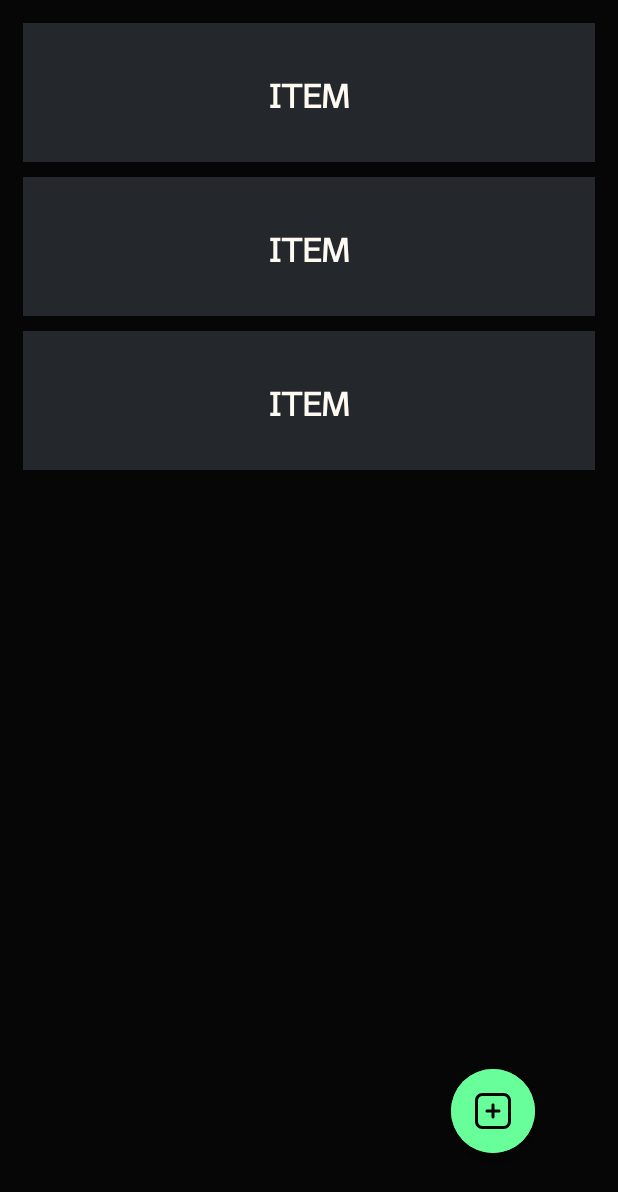
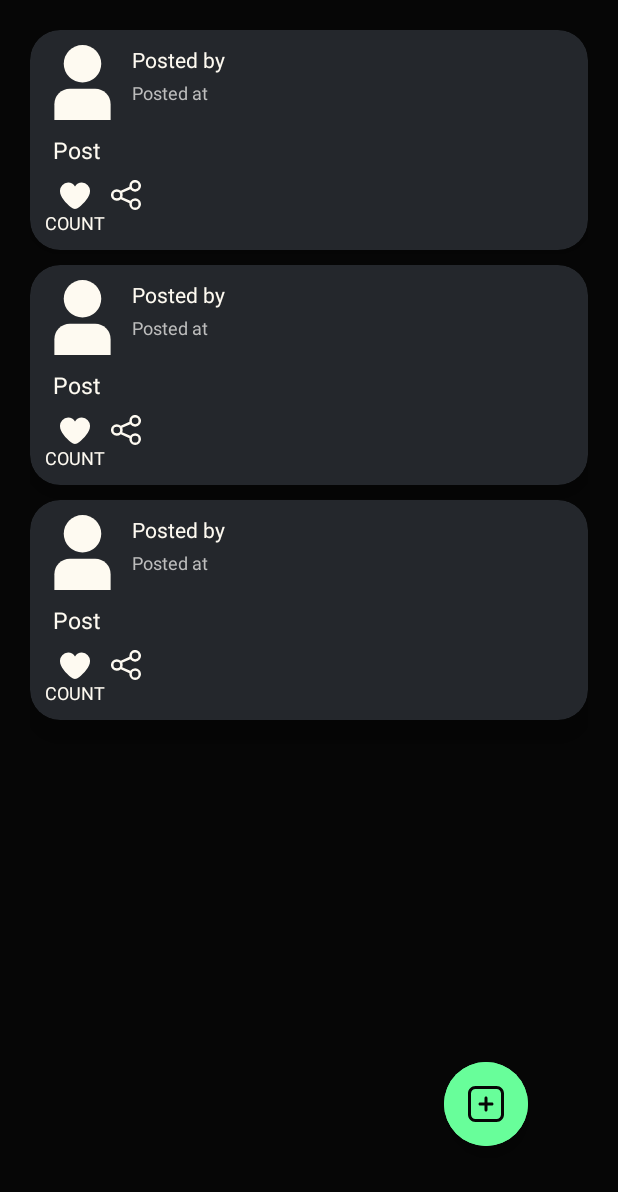
Before and after one commit to keshriAyushh/Socialize, an Android app: the layout fragment_posts.xml on its own in the app's theme, with its tools: preview values and no code run, on a phone screen of 412 x 824 dp. Shown: the top 1192 px of the screen. Run offline under Robolectric (Android 15) with nearby library versions, the phone set to English and light mode, and no system bars.

Commit message:
Posts fragment complete, except sharing of posts  and profile picture display

```diff
--- a/app/build.gradle
+++ b/app/build.gradle
@@ -50,7 +50,10 @@ dependencies {
     implementation 'com.google.firebase:firebase-firestore'
     implementation 'com.google.firebase:firebase-database-ktx'
     implementation 'com.google.firebase:firebase-storage-ktx'
+    implementation 'com.google.firebase:firebase-database'
     implementation 'com.google.firebase:firebase-auth-ktx'
+    implementation 'com.firebaseui:firebase-ui-firestore:8.0.2'
+    implementation 'com.firebaseui:firebase-ui-database:8.0.2'
 
     testImplementation 'junit:junit:4.13.2'
     androidTestImplementation 'androidx.test.ext:junit:1.1.5'
--- /dev/null
+++ b/app/src/main/res/drawable/heart.xml
@@ -0,0 +1,4 @@
+<vector android:height="20dp" android:viewportHeight="24"
+    android:viewportWidth="24" android:width="20dp" xmlns:android="http://schemas.android.com/apk/res/android">
+    <path android:fillColor="@color/white" android:pathData="M17.5,1.917a6.4,6.4 0,0 0,-5.5 3.3,6.4 6.4,0 0,0 -5.5,-3.3A6.8,6.8 0,0 0,0 8.967c0,4.547 4.786,9.513 8.8,12.88a4.974,4.974 0,0 0,6.4 0C19.214,18.48 24,13.514 24,8.967A6.8,6.8 0,0 0,17.5 1.917Z"/>
+</vector>
--- /dev/null
+++ b/app/src/main/res/drawable/heart2.xml
@@ -0,0 +1,4 @@
+<vector android:height="20dp" android:viewportHeight="24"
+    android:viewportWidth="24" android:width="20dp" xmlns:android="http://schemas.android.com/apk/res/android">
+    <path android:fillColor="@color/red" android:pathData="M17.5,1.917a6.4,6.4 0,0 0,-5.5 3.3,6.4 6.4,0 0,0 -5.5,-3.3A6.8,6.8 0,0 0,0 8.967c0,4.547 4.786,9.513 8.8,12.88a4.974,4.974 0,0 0,6.4 0C19.214,18.48 24,13.514 24,8.967A6.8,6.8 0,0 0,17.5 1.917Z"/>
+</vector>
--- /dev/null
+++ b/app/src/main/res/drawable/heart_selector.xml
@@ -0,0 +1,5 @@
+<?xml version="1.0" encoding="utf-8"?>
+<selector xmlns:android="http://schemas.android.com/apk/res/android">
+    <item android:state_checked="true" android:drawable="@drawable/heart2"/>
+    <item android:state_checked="false" android:drawable="@drawable/heart"/>
+</selector>
--- /dev/null
+++ b/app/src/main/res/drawable/share.xml
@@ -0,0 +1,4 @@
+<vector android:height="20dp" android:viewportHeight="24"
+    android:viewportWidth="24" android:width="20dp" xmlns:android="http://schemas.android.com/apk/res/android">
+    <path android:fillColor="#FF000000" android:pathData="M19.333,14.667a4.66,4.66 0,0 0,-3.839 2.024L8.985,13.752a4.574,4.574 0,0 0,0.005 -3.488l6.5,-2.954a4.66,4.66 0,1 0,-0.827 -2.643,4.633 4.633,0 0,0 0.08,0.786L7.833,8.593a4.668,4.668 0,1 0,-0.015 6.827l6.928,3.128a4.736,4.736 0,0 0,-0.079 0.785,4.667 4.667,0 1,0 4.666,-4.666ZM19.333,2a2.667,2.667 0,1 1,-2.666 2.667A2.669,2.669 0,0 1,19.333 2ZM4.667,14.667A2.667,2.667 0,1 1,7.333 12,2.67 2.67,0 0,1 4.667,14.667ZM19.333,22A2.667,2.667 0,1 1,22 19.333,2.669 2.669,0 0,1 19.333,22Z"/>
+</vector>
--- a/app/src/main/res/layout/fragment_posts.xml
+++ b/app/src/main/res/layout/fragment_posts.xml
@@ -5,7 +5,7 @@
     android:layout_width="match_parent"
     android:layout_height="match_parent"
     android:background="@color/black"
-    android:padding="15dp"
+    android:padding="20dp"
     tools:context=".fragments.PostsFragment">
 
     <androidx.recyclerview.widget.RecyclerView
--- a/app/src/main/res/layout/post_item.xml
+++ b/app/src/main/res/layout/post_item.xml
@@ -1,23 +1,101 @@
 <?xml version="1.0" encoding="utf-8"?>
-<androidx.constraintlayout.widget.ConstraintLayout xmlns:android="http://schemas.android.com/apk/res/android"
+<androidx.cardview.widget.CardView xmlns:android="http://schemas.android.com/apk/res/android"
     xmlns:app="http://schemas.android.com/apk/res-auto"
+    xmlns:tools="http://schemas.android.com/tools"
     android:layout_width="match_parent"
     android:layout_height="wrap_content"
     android:layout_marginBottom="10dp"
-    android:background="@color/matteBlack">
+    app:cardElevation="20dp"
+    app:cardCornerRadius="20dp"
+    app:cardBackgroundColor="@color/matteBlack">
 
-    <TextView
-        android:id="@+id/text"
-        android:layout_width="wrap_content"
-        android:layout_height="wrap_content"
-        android:layout_margin="30dp"
-        android:fontFamily="@font/font2"
-        android:text="ITEM"
-        android:textColor="@color/white"
-        android:textSize="22sp"
-        android:textStyle="bold"
-        app:layout_constraintBottom_toBottomOf="parent"
-        app:layout_constraintEnd_toEndOf="parent"
-        app:layout_constraintStart_toStartOf="parent"
-        app:layout_constraintTop_toTopOf="parent" />
-</androidx.constraintlayout.widget.ConstraintLayout>
+    <androidx.constraintlayout.widget.ConstraintLayout
+        android:id="@+id/clayout"
+        android:layout_width="match_parent"
+        android:layout_height="match_parent"
+        android:padding="10dp">
+
+        <com.google.android.material.imageview.ShapeableImageView
+            android:id="@+id/ivProfilePicture"
+            android:layout_width="50dp"
+            android:layout_height="50dp"
+            android:src="@drawable/account"
+            android:tint="@color/white"
+            tools:layout_editor_absoluteX="16dp"
+            tools:layout_editor_absoluteY="38dp"
+            app:layout_constraintStart_toStartOf="parent"
+            app:layout_constraintTop_toTopOf="parent"/>
+
+        <TextView
+            android:id="@+id/tvPostedBy"
+            android:layout_width="0dp"
+            android:layout_height="wrap_content"
+            android:textColor="@color/white"
+            android:text="@string/posted_by"
+            android:textSize="14sp"
+            android:textAlignment="textStart"
+            app:layout_constraintStart_toEndOf="@id/ivProfilePicture"
+            app:layout_constraintTop_toTopOf="@id/ivProfilePicture"
+            app:layout_constraintEnd_toEndOf="parent"
+            android:layout_marginStart="8dp"
+            android:layout_marginEnd="8dp"/>
+
+        <TextView
+            android:id="@+id/tvPostedAt"
+            android:layout_width="0dp"
+            android:layout_height="wrap_content"
+            android:textColor="@color/hintColor"
+            android:textSize="12sp"
+            android:text="@string/posted_at"
+            android:layout_marginTop="4dp"
+            app:layout_constraintStart_toStartOf="@id/tvPostedBy"
+            app:layout_constraintEnd_toEndOf="@id/tvPostedBy"
+            app:layout_constraintTop_toBottomOf="@id/tvPostedBy"/>
+
+        <TextView
+            android:id="@+id/tvPost"
+            android:layout_width="match_parent"
+            android:layout_height="wrap_content"
+            android:layout_marginTop="4dp"
+            android:text="@string/post"
+            android:padding="5dp"
+            android:textColor="@color/white"
+            android:textSize="15sp"
+            app:layout_constraintTop_toBottomOf="@id/ivProfilePicture"
+            app:layout_constraintStart_toStartOf="parent"
+            app:layout_constraintEnd_toEndOf="parent"/>
+
+        <ImageView
+            android:id="@+id/ivLike"
+            android:layout_width="wrap_content"
+            android:layout_height="wrap_content"
+            android:layout_marginTop="4dp"
+            android:src="@drawable/heart"
+            android:layout_marginStart="10dp"
+            app:layout_constraintStart_toStartOf="parent"
+            app:layout_constraintTop_toBottomOf="@id/tvPost" />
+
+        <com.google.android.material.imageview.ShapeableImageView
+            android:id="@+id/btnShare"
+            android:layout_width="wrap_content"
+            android:layout_height="wrap_content"
+            android:src="@drawable/share"
+            android:tint="@color/white"
+            android:layout_marginStart="14dp"
+            app:layout_constraintStart_toEndOf="@id/ivLike"
+            app:layout_constraintBottom_toBottomOf="@id/ivLike"
+            app:layout_constraintTop_toTopOf="@id/ivLike"/>
+
+        <TextView
+            android:id="@+id/tvLikeCount"
+            android:layout_width="wrap_content"
+            android:layout_height="wrap_content"
+            android:text="@string/like_count"
+            android:textColor="@color/white"
+            android:textSize="12sp"
+            app:layout_constraintEnd_toEndOf="@+id/ivLike"
+            app:layout_constraintStart_toStartOf="@+id/ivLike"
+            app:layout_constraintTop_toBottomOf="@+id/ivLike" />
+    </androidx.constraintlayout.widget.ConstraintLayout>
+
+</androidx.cardview.widget.CardView>
--- a/app/src/main/res/values-night/themes.xml
+++ b/app/src/main/res/values-night/themes.xml
@@ -10,7 +10,7 @@
         <item name="colorSecondaryVariant">@color/teal_200</item>
         <item name="colorOnSecondary">@color/black</item>
         <!-- Status bar color. -->
-        <item name="android:statusBarColor">@color/black</item>
+        <item name="android:statusBarColor">@color/white</item>
         <!-- Customize your theme here. -->
         <item name="android:windowLightStatusBar">true</item>
     </style>
--- a/app/src/main/res/values/strings.xml
+++ b/app/src/main/res/values/strings.xml
@@ -15,10 +15,11 @@
     <string name="sign_in_with_google">Sign in with Google</string>
     <string name="redirect_to_signup">New here? Click here to create your account</string>
     <string name="redirect_to_login">Already have an account? Click here to log in</string>
-    <!-- TODO: Remove or change this placeholder text -->
-    <string name="hello_blank_fragment">Hello blank fragment</string>
     <string name="posts">Posts</string>
     <string name="post">Post</string>
     <string name="profile">Profile</string>
     <string name="post_hint_text">What\'s on your mind?</string>
+    <string name="posted_by">Posted by</string>
+    <string name="posted_at">Posted at</string>
+    <string name="like_count">COUNT</string>
 </resources>
--- a/app/src/main/res/values/themes.xml
+++ b/app/src/main/res/values/themes.xml
@@ -10,7 +10,7 @@
         <item name="colorSecondaryVariant">@color/teal_700</item>
         <item name="colorOnSecondary">@color/black</item>
         <!-- Status bar color. -->
-        <item name="android:statusBarColor">@color/black</item>
+        <item name="android:statusBarColor">@color/white</item>
         <!-- Customize your theme here. -->
         <item name="android:windowLightStatusBar">true</item>
     </style>
```
Also changed, not shown: app/src/main/java/com/example/socialize/adapters/PostsAdapter.kt (added, +71 -0 lines), app/src/main/java/com/example/socialize/fragments/PostsFragment.kt (+47 -1 lines), app/src/main/java/com/example/socialize/util/StorageUtil.kt (+24 -0 lines), app/src/main/java/com/example/socialize/util/TimeUtil.kt (added, +36 -0 lines).
